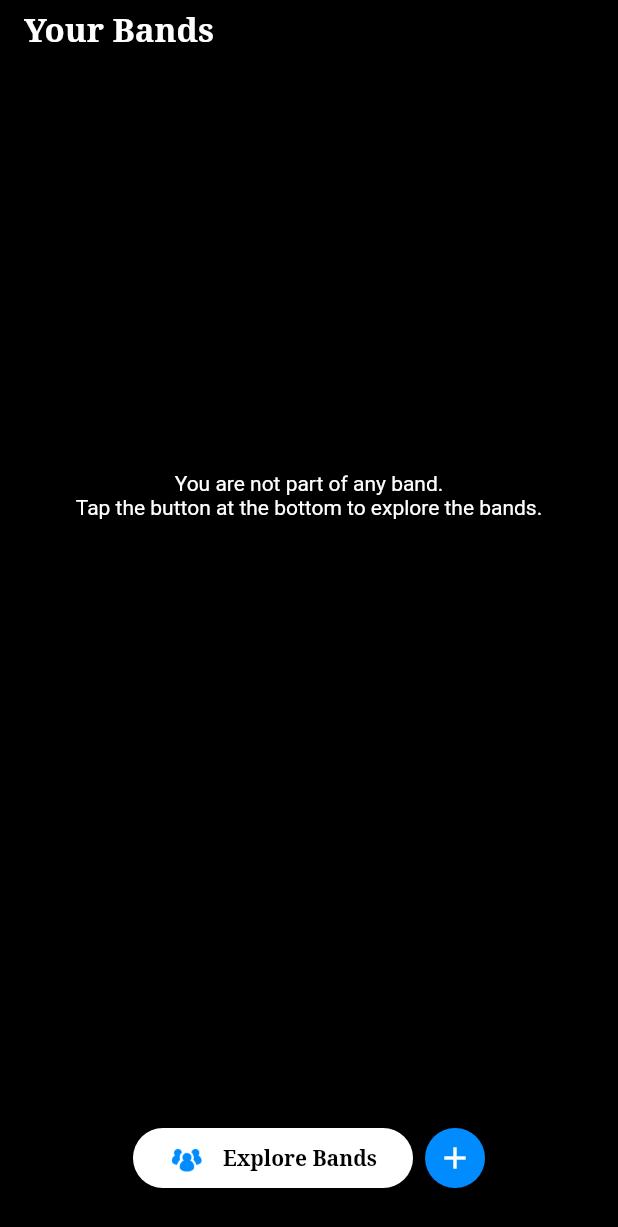
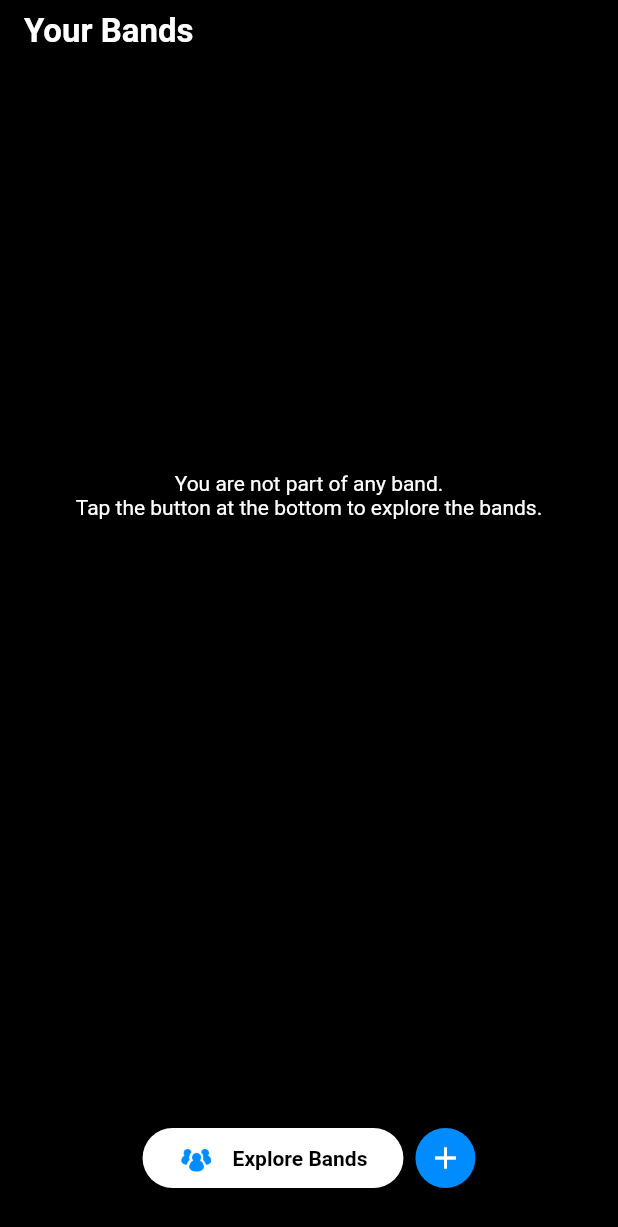
Before and after one commit to shubhamkislay/drumm_app, a Flutter app: the BandSearchPage screen opened directly, on a phone screen of 412 x 824 dp. Shown: the top 1227 px of the screen. Run offline on Flutter 3.47's test engine with Material 2 defaults, Android fonts, the light colour scheme and no system bars; drawn by our look-alikes of auto_size_text; our stand-ins replace animated_text_kit, animated_toggle_switch, blur, cached_network_image, cloud_firestore, expandable_text and 24 more; missing offline and left inert: agora_rtc_engine, algolia, algolia_insights, animated_snack_bar, aws_polly, debounce_throttle and 12 more; accounts and stored records are empty; project files that could hold a hidden picture were left out.

Commit message:
UI changes

```diff
--- a/lib/model/home_item.dart
+++ b/lib/model/home_item.dart
@@ -328,7 +328,7 @@ class HomeFeedData extends StatelessWidget {
                             style: const TextStyle(
                               color: Colors.white,
                               fontSize: 22,
-                              fontFamily: APP_FONT_LIGHT,
+                              fontFamily: APP_FONT_BOLD,
                               fontWeight: FontWeight.bold,
                             ),
                           )
@@ -338,7 +338,8 @@ class HomeFeedData extends StatelessWidget {
                             style: const TextStyle(
                               color: Colors.white,
                               fontSize: 36,
-                              fontFamily: APP_FONT_LIGHT,
+                              fontFamily: APP_FONT_BOLD,
+                              fontWeight: FontWeight.bold,
                               //fontWeight: FontWeight.bold,
                             ),
                           ),
--- a/lib/theme/theme_constants.dart
+++ b/lib/theme/theme_constants.dart
@@ -3,9 +3,9 @@ import 'package:flutter/material.dart';
 const int COLOR_PRIMARY_VAL = 0xff008cff;
 const COLOR_ACCENT = Colors.blue;
 const Color COLOR_PRIMARY_DARK = Color(0xff101010);
-const APP_FONT_LIGHT = "serif";//"poppinslight";//"robotolight";chakrapetchlight
-const APP_FONT_MEDIUM = "serif";//"poppinsmedium";//"robotomedium";chakrapetchmedium
-const APP_FONT_BOLD = "serif";//"poppinsbold";//"robotobold";chakrapetchbold
+const APP_FONT_LIGHT = "";//"poppinslight";//"robotolight";chakrapetchlight
+const APP_FONT_MEDIUM = "";//"poppinsmedium";//"robotomedium";chakrapetchmedium
+const APP_FONT_BOLD = "";//"poppinsbold";//"robotobold";chakrapetchbold
 const DEFAULT_APP_IMAGE_URL = "https://firebasestorage.googleapis.com/v0/b/drummapp.appspot.com/o/asset_image%2Finvite.png?alt=media&token=413b3a09-dc1a-4858-b42e-fcf6517b8175";
 
 MaterialColor mainAppColor = const MaterialColor(COLOR_PRIMARY_VAL, <int, Color>{
```
Also changed, not shown: pubspec.yaml (+14 -0 lines), fonts/CenturyGothic.ttf (added), fonts/OpenSans-Bold.ttf (added), fonts/OpenSans-Light.ttf (added), fonts/OpenSans-Medium.ttf (added).
